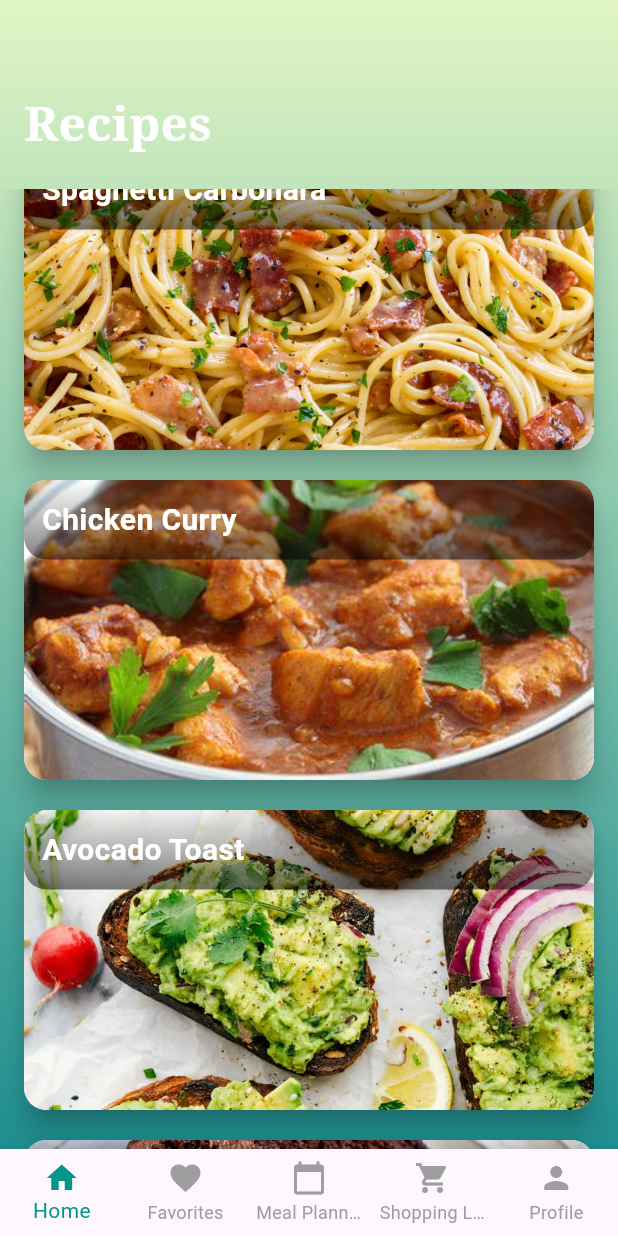
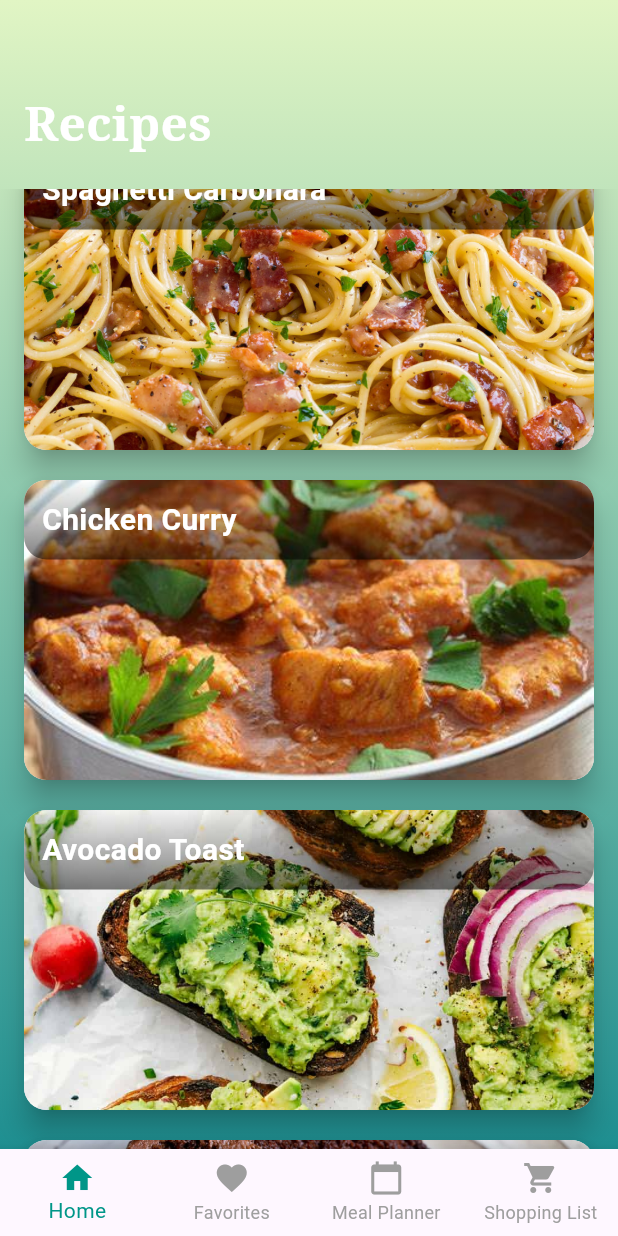
Before and after one commit to ArcticDracoX/csc4360_project1, a Flutter app: the screen it shows after launch, scrolled down 1152 dp, on a phone screen of 412 x 824 dp. Run offline on Flutter 3.47's test engine with Material 3 defaults, Android fonts, the phone set to English and light mode, and no system bars; our stand-ins replace sqflite, table_calendar; accounts and stored records are empty; Roboto replaces fonts that are missing (Arial).

Commit message:
Removed unused profile screen from main

```diff
--- a/lib/main.dart
+++ b/lib/main.dart
@@ -4,7 +4,6 @@ import 'screens/home_screen.dart';
 import 'screens/favorites_screen.dart';
 import 'screens/meal_planner_screen.dart';
 import 'screens/shopping_list_screen.dart';
-import 'screens/profile_screen.dart';
 
 void main() {
   runApp(const RecipeMealPlannerApp());
@@ -56,7 +55,6 @@ class _BottomNavControllerState extends State<BottomNavController> {
     FavoritesScreen(favorites: favorites),
     MealPlannerScreen(),
     ShoppingListScreen(),
-    ProfileScreen(),
   ];
 
   @override
@@ -81,7 +79,6 @@ class _BottomNavControllerState extends State<BottomNavController> {
           BottomNavigationBarItem(icon: Icon(Icons.favorite), label: 'Favorites'),
           BottomNavigationBarItem(icon: Icon(Icons.calendar_today), label: 'Meal Planner'),
           BottomNavigationBarItem(icon: Icon(Icons.shopping_cart), label: 'Shopping List'),
-          BottomNavigationBarItem(icon: Icon(Icons.person), label: 'Profile'),
         ],
       ),
     );
```
